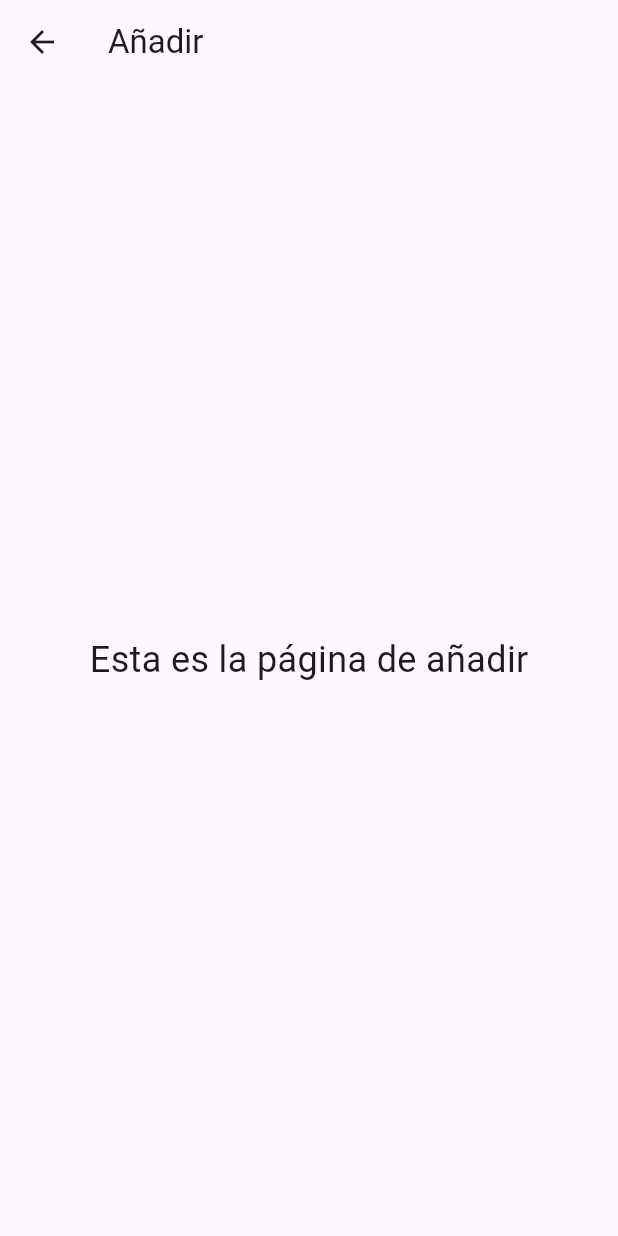
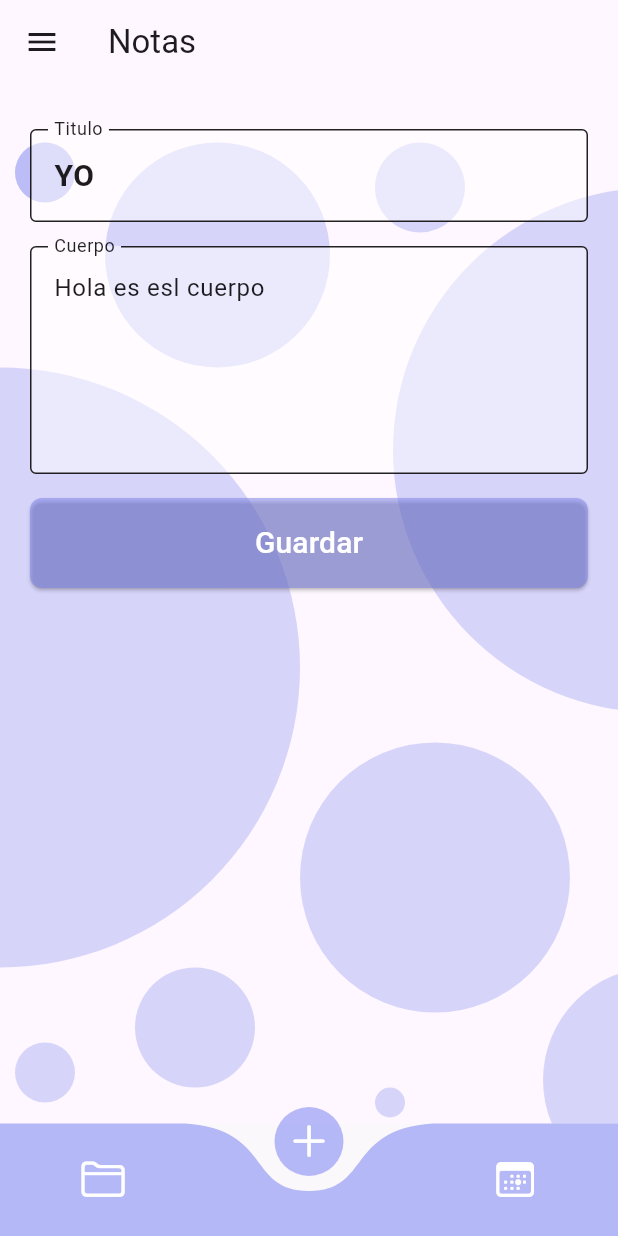
Before and after one commit to YairHernandezPech/Notas, a Flutter app: the screen it shows after launch, item 2 of the bottom bar chosen, on a phone screen of 412 x 824 dp. Run offline on Flutter 3.47's test engine with Material 3 defaults, Android fonts, the phone set to English and light mode, and no system bars; drawn by our look-alikes of curved_navigation_bar; our stand-ins replace sqflite; accounts and stored records are empty.

Commit message:
form add task

```diff
--- a/lib/home.dart
+++ b/lib/home.dart
@@ -2,6 +2,7 @@ import 'package:curved_navigation_bar/curved_navigation_bar.dart';
 import 'package:flutter/cupertino.dart';
 import 'package:flutter/material.dart';
 import 'package:notes/widget/card.dart';
+import 'package:notes/widget/createNote.dart';
 import 'package:notes/widget/navigationBar.dart';
 
 class MyApp extends StatelessWidget {
@@ -21,7 +22,7 @@ class Home extends StatefulWidget {
 
 class _HomeState extends State<Home> {
   int _pageIndex =
-      1; // Cambiado de 0 a 1 para seleccionar el botón del medio al inicio
+      0; // Cambiado de 0 a 1 para seleccionar el botón del medio al inicio
   final GlobalKey<CurvedNavigationBarState> _bottomNavigationKey = GlobalKey();
 
   void _onPageChange(int index) {
@@ -29,6 +30,12 @@ class _HomeState extends State<Home> {
       _pageIndex = index;
     });
   }
+
+  List<Widget> _listBodies = [
+    CardScrollView(),
+    Createnote(),
+    Text("GAY EL QUE LO LEA")
+  ];
 
   @override
   Widget build(BuildContext context) {
@@ -40,7 +47,7 @@ class _HomeState extends State<Home> {
       ),
       title: Text("Notas"),),
 
-      body: CardScrollView(),
+      body: _listBodies[_pageIndex],
 
       bottomNavigationBar: BottomNavigation(
         onPageChange: _onPageChange,
--- /dev/null
+++ b/lib/widget/components/BubbleWidget.dart
@@ -0,0 +1,124 @@
+import 'package:flutter/material.dart';
+
+class BubbleWidget extends StatelessWidget {
+  @override
+  Widget build(BuildContext context) {
+    return Stack(
+      children: [
+        // Burbujas flotantes
+        const Positioned(
+          left: -200,
+          top: 200,
+          child: AnimatedBubble(size: 400),
+        ),
+        Positioned(
+          left: MediaQuery.of(context).size.width - 150,
+          top: 80,
+          child: const AnimatedBubble(size: 350),
+        ),
+        const Positioned(
+          left: 70,
+          top: 50,
+          child: AnimatedBubble(size: 150),
+        ),
+        const Positioned(
+          left: 200,
+          top: 450,
+          child: AnimatedBubble(size: 180),
+        ),
+        const Positioned(
+          left: 90,
+          top: 600,
+          child: AnimatedBubble(size: 80),
+        ),
+        Positioned(
+          left: MediaQuery.of(context).size.width - 50,
+          top: 600,
+          child: const AnimatedBubble(size: 150),
+        ),
+        const Positioned(
+          left: 250,
+          top: 50,
+          child: AnimatedBubble(size: 60),
+        ),
+        const Positioned(
+          left: 10,
+          top: 50,
+          child: AnimatedBubble(size: 40),
+        ),
+         const Positioned(
+          left: 10,
+          top: 50,
+          child: AnimatedBubble(size: 40),
+        ),
+        const Positioned(
+          left: 10,
+          top: 650,
+          child: AnimatedBubble(size: 40),
+        ),
+        const Positioned(
+          left: 250,
+          top: 680,
+          child: AnimatedBubble(size: 20),
+        ),
+
+      ],
+    );
+  }
+}
+
+
+
+
+class AnimatedBubble extends StatefulWidget {
+  final double size; // Nuevo parámetro para el tamaño
+
+  const AnimatedBubble({Key? key, required this.size}) : super(key: key);
+
+  @override
+  _AnimatedBubbleState createState() => _AnimatedBubbleState();
+}
+
+class _AnimatedBubbleState extends State<AnimatedBubble>
+    with SingleTickerProviderStateMixin {
+  late AnimationController _controller;
+  late Animation<double> _animation;
+
+  @override
+  void initState() {
+    super.initState();
+    _controller = AnimationController(
+      duration: const Duration(seconds: 5),
+      vsync: this,
+    )..repeat(reverse: true);
+
+    _animation = Tween<double>(begin: 0, end: -50).animate(_controller);
+  }
+
+  @override
+  Widget build(BuildContext context) {
+    return AnimatedBuilder(
+      animation: _animation,
+      builder: (context, child) {
+        return Transform.translate(
+          offset: Offset(0, _animation.value),
+          child: Container(
+            width: widget.size,  // Usa el tamaño pasado como parámetro
+            height: widget.size, // Usa el tamaño pasado como parámetro
+            decoration: const BoxDecoration(
+              color: Color.fromARGB(78, 127, 134, 238), // Color de la burbuja
+              shape: BoxShape.circle,
+
+            ),
+          ),
+        );
+      },
+    );
+  }
+
+  @override
+  void dispose() {
+    _controller.dispose();
+    super.dispose();
+  }
+}
--- /dev/null
+++ b/lib/widget/components/CustomTextField.dart
@@ -0,0 +1,48 @@
+import 'package:flutter/material.dart';
+
+class CustomTextField extends StatelessWidget {
+  final String labelText;
+  final bool obscureText;
+  final String? initialValue;
+  final int? maxLines;
+  final int? minLines;
+  final TextStyle? varianText;
+  // final ValueChanged<String>? onChanged;
+
+  const CustomTextField({
+    Key? key,
+    required this.labelText,
+    this.obscureText = false,
+    this.initialValue,
+    this.maxLines = 1,
+    this.minLines = 1,
+    this.varianText,
+    // this.onChanged,
+  }) : super(key: key);
+
+  @override
+  Widget build(BuildContext context) {
+    return TextField(
+      obscureText: obscureText,  // Permite ocultar el texto si se desea
+      cursorColor: Colors.black87,  // Color del cursor
+      maxLines: maxLines,
+      minLines: minLines,
+      style: varianText,
+      decoration: InputDecoration(
+        hintText: 'Ingrese su texto aquí',
+        filled: true,
+        fillColor: Color.fromARGB(130, 255, 255, 255),
+        labelText: labelText,  // Texto de la etiqueta
+        labelStyle: TextStyle(color: Colors.black87),
+        enabledBorder: OutlineInputBorder(
+          borderSide: BorderSide(color: Colors.black87),  // Color del borde cuando no está enfocado
+        ),
+        focusedBorder: OutlineInputBorder(
+          borderSide: BorderSide(color: Colors.black87),  // Color del borde cuando está enfocado
+        ),
+      ),
+      // onChanged: onChanged,  // Acción cuando el texto cambia
+      controller: TextEditingController(text: initialValue),  // Valor inicial del campo
+    );
+  }
+}
--- a/lib/widget/createNote.dart
+++ b/lib/widget/createNote.dart
@@ -1,15 +1,63 @@
 import 'package:flutter/material.dart';
+import 'package:notes/widget/components/BubbleWidget.dart';
+import 'package:notes/widget/components/CustomTextField.dart';
 
 class Createnote extends StatelessWidget {
   @override
   Widget build(BuildContext context) {
-    return Scaffold(
-      appBar: AppBar(
-        title: Text("Añadir"),
-      ),
-      body: Center(
-        child: Text("Esta es la página de añadir", style: TextStyle(fontSize: 24)),
-      ),
+    return Stack(
+      children: [
+        BubbleWidget(),
+        Padding(
+          padding: EdgeInsets.symmetric(horizontal: 20, vertical: 30),
+          child: ListView(
+            children: [
+              CustomTextField(
+                labelText: 'Titulo',
+                obscureText: false,
+                initialValue: 'YO',
+                maxLines: null,
+                varianText: TextStyle(fontSize: 20, fontWeight: FontWeight.bold),
+              ),
+              SizedBox(height: 16),
+              CustomTextField(
+                labelText: 'Cuerpo',
+                obscureText: false,
+                initialValue: 'Hola es esl cuerpo',
+                maxLines: null,
+                minLines: 5
+              ),
+              SizedBox(height: 16),
+              Positioned(
+                left: 0,
+                right: 0,
+                bottom: 20, // Ajusta la posición vertical del botón
+                child: SizedBox(
+                  height: 60, // Altura del botón
+                  child: ElevatedButton(
+                    onPressed: () {
+                      print('Botón Guardar presionado');
+                    },
+                    style: ElevatedButton.styleFrom(
+                      minimumSize: Size(double.infinity, 60), // Ancho completo
+                      backgroundColor: Color.fromARGB(128, 127, 134, 238),
+                      shape: RoundedRectangleBorder(
+                        borderRadius: BorderRadius.circular(8), // Bordes redondeados
+                      ),
+                    ),
+                    child: Text(
+                      'Guardar',
+                      style: TextStyle(fontSize: 20, color: Colors.white), // Estilo del texto
+                    ),
+                  ),
+                ),
+              ),
+
+            ],
+          ),
+
+        )
+      ],
     );
   }
 }
--- a/lib/widget/navigationBar.dart
+++ b/lib/widget/navigationBar.dart
@@ -14,7 +14,7 @@ class BottomNavigation extends StatefulWidget {
 }
 
 class _BottomNavigationState extends State<BottomNavigation> {
-  int _pageIndex = 1; // Cambiado de 0 a 1 para que el botón del medio esté seleccionado
+  int _pageIndex = 0; // Cambiado de 0 a 1 para que el botón del medio esté seleccionado
 
   @override
   Widget build(BuildContext context) {
@@ -38,12 +38,12 @@ class _BottomNavigationState extends State<BottomNavigation> {
 
         widget.onPageChange(index); // Llama a la función callback cuando cambie de página
 
-        if (index == 1) {
-          Navigator.push(
-            context,
-            MaterialPageRoute(builder: (context) => Createnote()),
-          );
-        }
+        // if (index == 1) {
+        //   Navigator.push(
+        //     context,
+        //     MaterialPageRoute(builder: (context) => Createnote()),
+        //   );
+        // }
       },
       letIndexChange: (index) => true,
     );
```
